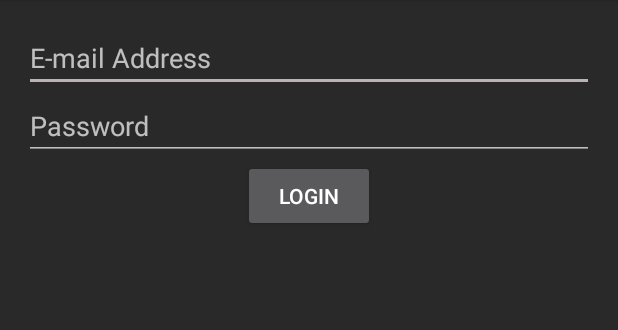
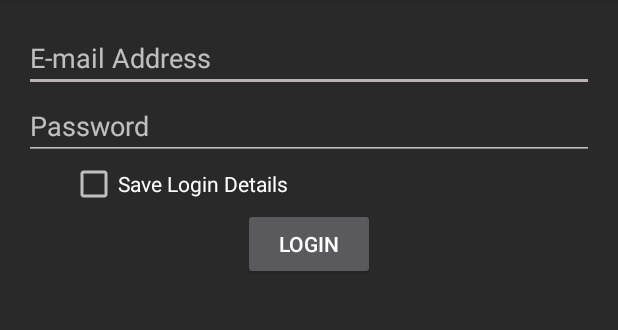
Before and after one commit to Presentech/HandsUp, an Android app: the LoginScreenActivity screen opened directly, with no data from a screen before it, after a tap on "LOGIN", on a phone screen of 412 x 824 dp, the part 84-414 px from its top. Run offline under Robolectric (Android 15) with nearby library versions, the phone set to English and light mode, and no system bars.

Commit message:
Added check box for saving login details.

```diff
--- a/app/src/main/java/com/presentech/handsup/LoginScreenActivity.java
+++ b/app/src/main/java/com/presentech/handsup/LoginScreenActivity.java
@@ -1,26 +1,20 @@
 package com.presentech.handsup;
 
-import android.content.Context;
 import android.content.Intent;
 import android.os.Bundle;
-import android.os.Environment;
 import android.support.v7.app.AppCompatActivity;
 import android.support.v7.widget.Toolbar;
 import android.util.Log;
 import android.view.View;
 import android.widget.Button;
+import android.widget.CheckBox;
 import android.widget.EditText;
-import android.widget.TextView;
 import android.widget.Toast;
 import java.io.BufferedReader;
-import java.io.File;
-import java.io.FileInputStream;
 import java.io.FileNotFoundException;
-import java.io.FileOutputStream;
 import java.io.IOException;
 import java.io.InputStream;
 import java.io.InputStreamReader;
-import java.io.OutputStreamWriter;
 
 public class LoginScreenActivity extends AppCompatActivity {
     public final static String LOGIN_MESSAGE = "com.presentech.handsup.LOGIN_MESSAGE";
@@ -29,12 +23,14 @@ public class LoginScreenActivity extends AppCompatActivity {
     public EditText emailAddress;
     public EditText password;
     public Button button_sign_in;
+    public CheckBox saveCredentials;
     public String storedEmail;
     public String storedPassword;
-    public int loginAttempts = 0;
-    public int loginAttemptsRemaining = 5;
-    public static boolean loginEnabled = true;
-    public static boolean loginCompleted = false;
+    private int loginAttempts = 0;
+    private int loginAttemptsRemaining = 5;
+    private static boolean loginEnabled = true;
+    private static boolean loginCompleted = false;
+    private static boolean saveLoginDetails = false;
     public Intent submitLoginDetails;
 
     @Override
@@ -51,49 +47,11 @@ public class LoginScreenActivity extends AppCompatActivity {
         }
     }
 
-    /*Called when the user clicks the Login button*/
-    public void loginAttempt(View view) {
-        if (!loginCompleted) {
-            if (loginEnabled) {
-                if ((emailAddress.getText().toString().equals(storedEmail) &&
-                        (password.getText().toString().equals(storedPassword)))) {
-
-                    emailAddress = (EditText) findViewById(R.id.email_addressET);
-                    String loginMessage = "Login Successful";
-                    //Clear text field after sending text
-                    emailAddress.getText().clear();
-                    password.getText().clear();
-                    loginCompleted = true;
-                    Toast.makeText(getBaseContext(), loginMessage, Toast.LENGTH_SHORT).show();
-                    startActivity(submitLoginDetails);
-
-                } else {
-                    if (loginAttempts < maxloginAttempts) {
-                        Toast.makeText(getBaseContext(), "Login Failed", Toast.LENGTH_SHORT).show();
-                        loginAttempts++;
-                        loginAttemptsRemaining = maxloginAttempts - loginAttempts;
-                        Toast.makeText(getBaseContext(), "Attempts Remaining: " +
-                                Integer.toString(loginAttemptsRemaining), Toast.LENGTH_SHORT).show();
-                    }
-                    if (loginAttemptsRemaining == 0) {
-                        loginEnabled = false;
-                        Toast.makeText(getBaseContext(), "Login Unavailable", Toast.LENGTH_SHORT).show();
-                    }
-                }
-            } else {
-                Toast.makeText(getBaseContext(), "Login Unavailable", Toast.LENGTH_SHORT).show();
-            }
-        }
-
-        else {
-            startActivity(submitLoginDetails);
-        }
-    }
-
     public void loginSetup() {
         emailAddress = (EditText) findViewById(R.id.email_addressET);
         password = (EditText) findViewById(R.id.passwordET);
         button_sign_in = (Button) findViewById(R.id.button_sign_in);
+        saveCredentials = (CheckBox) findViewById(R.id.saveLoginDetails);
         submitLoginDetails = new Intent(this, HostingWizardActivity.class);
 
         //Read stored usernames and passwords from userDB text file
@@ -133,4 +91,49 @@ public class LoginScreenActivity extends AppCompatActivity {
         }
     }
 
+    /*Called when the user clicks the Login button*/
+    public void loginAttempt(View view) {
+        if (!loginCompleted) {
+            if (loginEnabled) {
+                if ((emailAddress.getText().toString().equals(storedEmail) &&
+                        (password.getText().toString().equals(storedPassword)))) {
+
+                    emailAddress = (EditText) findViewById(R.id.email_addressET);
+                    String loginMessage = "Login Successful";
+                    //Clear text field after sending text
+                    emailAddress.getText().clear();
+                    password.getText().clear();
+                    if (saveLoginDetails)   {
+                        loginCompleted = true;
+                    }
+                    Toast.makeText(getBaseContext(), loginMessage, Toast.LENGTH_SHORT).show();
+                    startActivity(submitLoginDetails);
+
+                } else {
+                    if (loginAttempts < maxloginAttempts) {
+                        Toast.makeText(getBaseContext(), "Login Failed", Toast.LENGTH_SHORT).show();
+                        loginAttempts++;
+                        loginAttemptsRemaining = maxloginAttempts - loginAttempts;
+                        Toast.makeText(getBaseContext(), "Attempts Remaining: " +
+                                Integer.toString(loginAttemptsRemaining), Toast.LENGTH_SHORT).show();
+                    }
+                    if (loginAttemptsRemaining == 0) {
+                        loginEnabled = false;
+                        Toast.makeText(getBaseContext(), "Login Unavailable", Toast.LENGTH_SHORT).show();
+                    }
+                }
+            } else {
+                Toast.makeText(getBaseContext(), "Login Unavailable", Toast.LENGTH_SHORT).show();
+            }
+        }
+
+        else {
+            startActivity(submitLoginDetails);
+        }
+    }
+
+    public void saveLoginDetails(View view)   {
+        saveLoginDetails = !saveLoginDetails;
+    }
+
 }
--- a/app/src/main/res/layout/content_login_screen.xml
+++ b/app/src/main/res/layout/content_login_screen.xml
@@ -37,7 +37,18 @@
         android:layout_height="wrap_content"
         android:text="@string/sign_in_button"
         android:onClick="loginAttempt"
-        android:layout_below="@+id/passwordET"
+        android:layout_below="@+id/saveLoginDetails"
         android:layout_centerHorizontal="true"/>
 
+    <CheckBox
+        android:id="@+id/saveLoginDetails"
+        android:layout_width="wrap_content"
+        android:layout_height="wrap_content"
+        android:text="Save Login Details"
+        android:layout_below="@+id/passwordET"
+        android:layout_centerHorizontal="true"
+        android:clickable="true"
+        android:onClick="saveLoginDetails"
+        android:hint="Check to save login details for current session" />
+
 </RelativeLayout>
```
Also changed, not shown: 1 other file.
